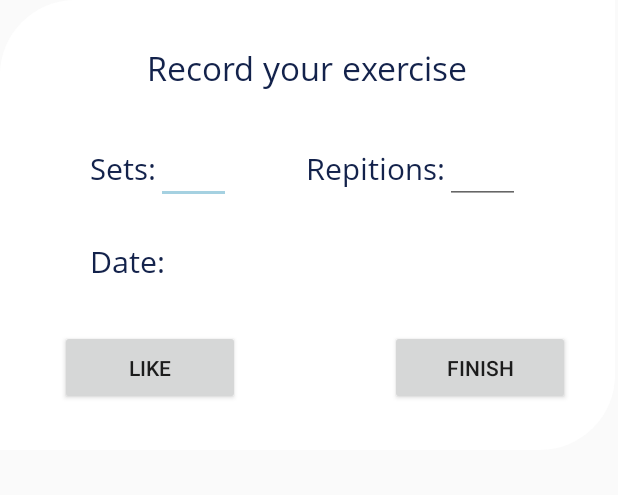
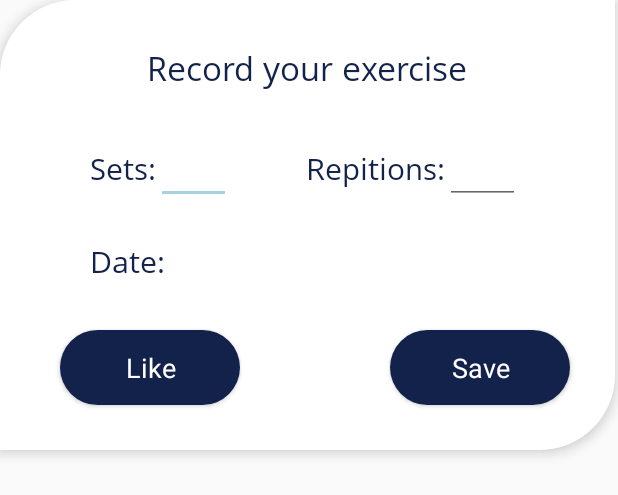
Before and after one commit to TeamB7/On-Your-Toes, an Android app: the layout pop_up_window.xml on its own in the app's theme, with its tools: preview values and no code run, on a phone screen of 412 x 824 dp. Shown: the top 495 px of the screen. Run offline under Robolectric (Android 15) with nearby library versions, the phone set to English and light mode, and no system bars; Roboto replaces fonts that are not available here.

Commit message:
Changes to pop up window, and added an additional pop_up_window for exercise details

```diff
--- a/app/src/main/res/layout/pop_up_window.xml
+++ b/app/src/main/res/layout/pop_up_window.xml
@@ -3,7 +3,8 @@
     xmlns:android="http://schemas.android.com/apk/res/android"
     android:layout_width="410dp"
     android:layout_height="300dp"
-    android:background="@drawable/display_card">
+    android:background="@drawable/display_card"
+    android:elevation="5dp">
 
     <TextView
         android:id="@+id/pou_up_tv"
@@ -73,22 +74,30 @@
 
     <Button
         android:id="@+id/like_btn"
-        android:text="like"
-        android:layout_marginTop="220dp"
-        android:layout_marginLeft="40dp"
         android:layout_width="120dp"
         android:layout_height="50dp"
-        android:layout_marginStart="40dp" />
+        android:layout_marginStart="40dp"
+        android:layout_marginLeft="40dp"
+        android:layout_marginTop="220dp"
+        android:background="@drawable/buttonselect"
+        android:text="Like"
+        android:textAppearance="@style/TextAppearance.AppCompat.Body1"
+        android:textColor="@color/white"
+        android:textSize="18sp" />
 
     <Button
         android:id="@+id/finish_btn"
-        android:layout_toRightOf="@+id/like_btn"
+        android:layout_width="120dp"
+        android:layout_height="50dp"
+        android:layout_marginStart="100dp"
         android:layout_marginLeft="100dp"
         android:layout_marginTop="220dp"
-        android:text="finish"
-        android:layout_width="120dp"
-        android:layout_height="50dp"
         android:layout_toEndOf="@+id/like_btn"
-        android:layout_marginStart="100dp" />
+        android:layout_toRightOf="@+id/like_btn"
+        android:background="@drawable/buttonselect"
+        android:text="Save"
+        android:textAppearance="@style/TextAppearance.AppCompat.Body1"
+        android:textColor="@color/white"
+        android:textSize="18sp" />
 
 </RelativeLayout>
```
Also changed, not shown: app/src/main/res/layout/pop_up_window_exercise_more.xml (added, +57 -0 lines).
